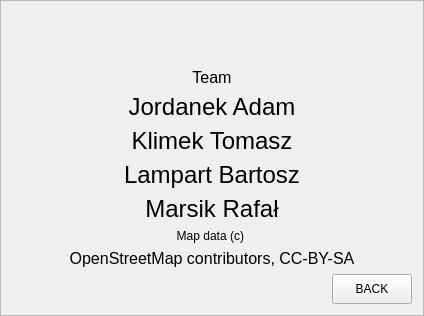
Qt form Pilocik/creditswindow.ui (dotevo/Pilocik) before a commit.
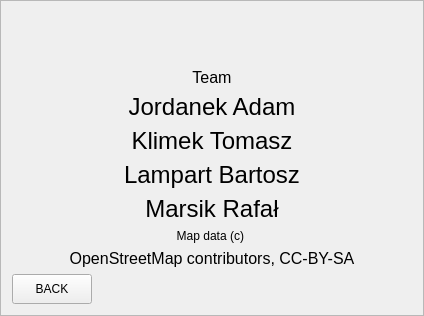
The same form after that commit. Icons and pictures are not drawn.

Diff of the .ui file:
```diff
--- a/Pilocik/creditswindow.ui
+++ b/Pilocik/creditswindow.ui
@@ -198,6 +198,19 @@
    </item>
    <item>
     <layout class="QHBoxLayout" name="horizontalLayout">
+     <item>
+      <widget class="QPushButton" name="backButton">
+       <property name="minimumSize">
+        <size>
+         <width>80</width>
+         <height>30</height>
+        </size>
+       </property>
+       <property name="text">
+        <string>BACK</string>
+       </property>
+      </widget>
+     </item>
      <item>
       <spacer name="horizontalSpacer">
        <property name="orientation">
@@ -211,19 +224,6 @@
        </property>
       </spacer>
      </item>
-     <item>
-      <widget class="QPushButton" name="backButton">
-       <property name="minimumSize">
-        <size>
-         <width>80</width>
-         <height>30</height>
-        </size>
-       </property>
-       <property name="text">
-        <string>BACK</string>
-       </property>
-      </widget>
-     </item>
     </layout>
    </item>
   </layout>
```
Left out of the diff: 2 changed lines with no effect on the pictures.
